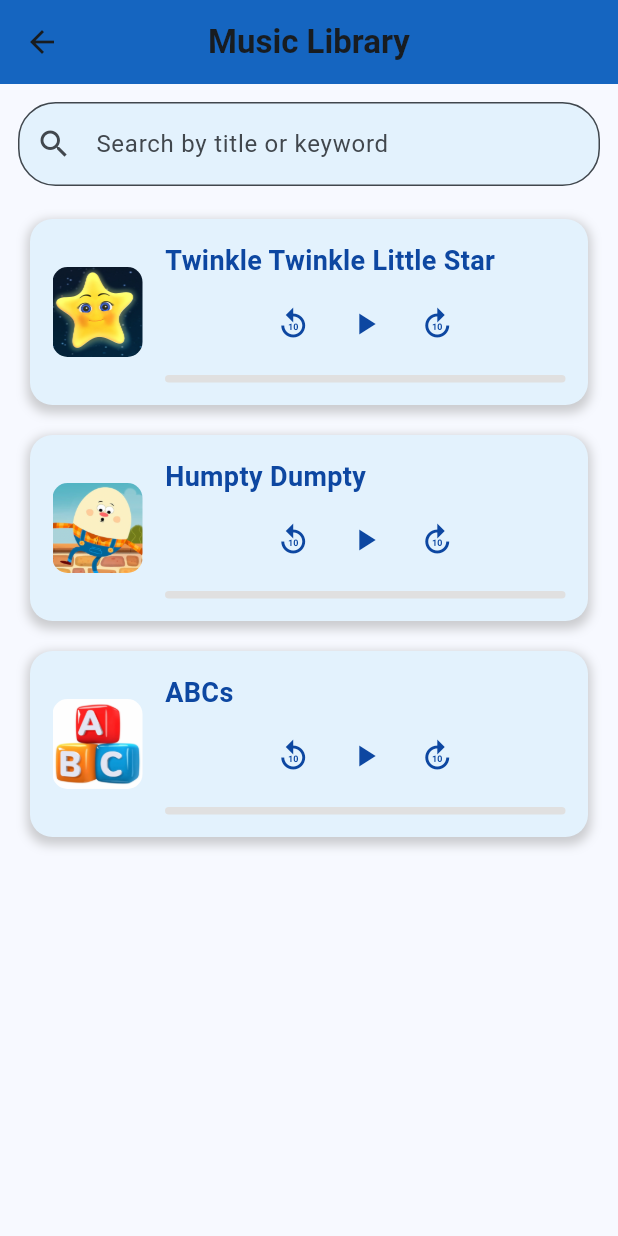
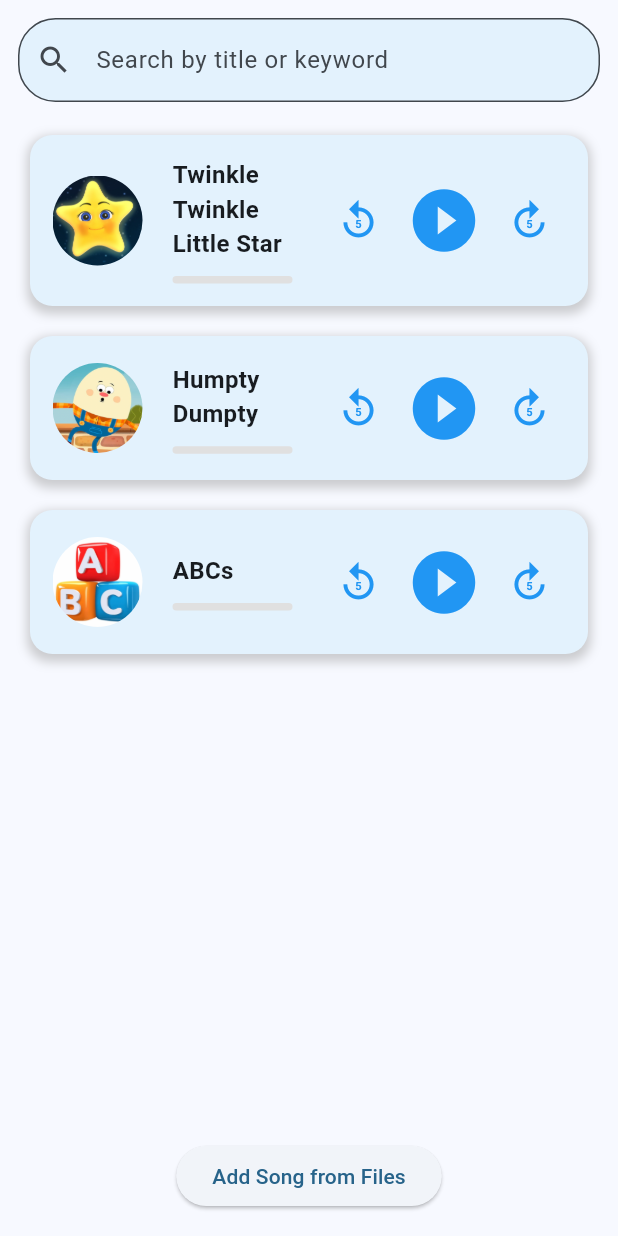
Before and after one commit to kavya-tayall/Voxigo, a Flutter app: the MusicPage widget shown alone on an empty page, opened directly, on a phone screen of 412 x 824 dp. Run offline on Flutter 3.47's test engine with Material 3 defaults, Android fonts, the phone set to English and light mode, and no system bars; our stand-ins replace audioplayers, cloud_firestore, file_picker, firebase_auth, firebase_core, flutter_form_builder and 8 more; missing offline and left inert: reorderable_grid; accounts and stored records are empty.

Commit message:
adding music

```diff
--- /dev/null
+++ b/devtools_options.yaml
@@ -0,0 +1,3 @@
+description: This file stores settings for Dart & Flutter DevTools.
+documentation: https://docs.flutter.dev/tools/devtools/extensions#configure-extension-enablement-states
+extensions:
--- a/lib/child_pages/MusicStories.dart
+++ b/lib/child_pages/MusicStories.dart
@@ -1,19 +1,24 @@
 import 'dart:convert';
+import 'dart:io';
+import 'package:file_picker/file_picker.dart';
 import 'package:flutter/material.dart';
+import 'package:image_picker/image_picker.dart';
 import 'package:audioplayers/audioplayers.dart';
 import 'package:flutter/services.dart';
-
+import 'package:path_provider/path_provider.dart';
+// Main MusicPage class
 class MusicPage extends StatefulWidget {
   @override
   _MusicPageState createState() => _MusicPageState();
 }
 
 class _MusicPageState extends State<MusicPage> {
-  AudioPlayer? _currentlyPlayingPlayer; // Store the current audio player
+  AudioPlayer? _currentlyPlayingPlayer;
   int? _currentlyPlayingIndex;
   List<Song> _songs = [];
   List<Song> _filteredSongs = [];
   final TextEditingController _searchController = TextEditingController();
+  bool isLoading = true;
 
   @override
   void initState() {
@@ -21,28 +26,65 @@ class _MusicPageState extends State<MusicPage> {
     _loadSongs();
   }
 
+  // Load songs from JSON
   Future<void> _loadSongs() async {
+    try {
+      final directory = await getApplicationDocumentsDirectory();
+      String filePath = '${directory.path}/music.json';
+
+      // Check if the file exists locally
+      File file = File(filePath);
+      if (await file.exists()) {
+        String fileContents = await file.readAsString();
+        final List<dynamic> data = json.decode(fileContents);
+        setState(() {
+          _songs = data.map((json) => Song.fromJson(json)).toList();
+          _filteredSongs = _songs;
+          isLoading = false;  // Done loading
+        });
+      } else {
+        // Load from assets on the first run
         final String response = await rootBundle.loadString('assets/songs/music.json');
         final List<dynamic> data = json.decode(response);
         setState(() {
           _songs = data.map((json) => Song.fromJson(json)).toList();
-      _filteredSongs = _songs; // Initially show all songs
+          _filteredSongs = _songs;
+          isLoading = false;  // Done loading
         });
+        await _saveSongsToLocalStorage();  // Save to local storage after first load
+      }
+    } catch (e) {
+      print('Error loading songs: $e');
+    }
   }
 
+  // Save updated song list to local storage
+  Future<void> _saveSongsToLocalStorage() async {
+    try {
+      final directory = await getApplicationDocumentsDirectory();
+      String filePath = '${directory.path}/music.json';
+      File file = File(filePath);
+      String jsonData = json.encode(_songs.map((song) => song.toJson()).toList());
+      await file.writeAsString(jsonData);
+      print('Songs saved to local storage.');
+    } catch (e) {
+      print('Error saving songs: $e');
+    }
+  }
+
+  // Play or pause song
   void _onPlayPause(int index, AudioPlayer audioPlayer) async {
-    // If a different song is playing, stop it
     if (_currentlyPlayingIndex != null && _currentlyPlayingIndex != index) {
       _currentlyPlayingPlayer?.stop();
     }
 
-    // Update the currently playing player and index
     setState(() {
       _currentlyPlayingIndex = index;
       _currentlyPlayingPlayer = audioPlayer;
     });
   }
 
+  // Search for songs
   void _searchSongs(String query) {
     setState(() {
       _filteredSongs = _songs.where((song) {
@@ -55,6 +97,7 @@ class _MusicPageState extends State<MusicPage> {
     });
   }
 
+  // Clear search
   void _clearSearch() {
     _searchController.clear();
     setState(() {
@@ -62,16 +105,111 @@ class _MusicPageState extends State<MusicPage> {
     });
   }
 
+  // Add new song with title, image, and audio
+  Future<void> _addMusic(BuildContext context) async {
+    String? songTitle;
+    File? imageFile;
+    File? audioFile;
+
+    await showDialog(
+      context: context,
+      builder: (BuildContext context) {
+        return AlertDialog(
+          title: Text('Add New Song'),
+          content: Column(
+            mainAxisSize: MainAxisSize.min,
+            children: [
+              // Song title input
+              TextField(
+                decoration: InputDecoration(labelText: 'Song Title'),
+                onChanged: (value) {
+                  songTitle = value;
+                },
+              ),
+              SizedBox(height: 10),
+              // Pick image button using FilePicker
+              ElevatedButton(
+                onPressed: () async {
+                  FilePickerResult? result = await FilePicker.platform.pickFiles(
+                    type: FileType.image,
+                  );
+
+                  if (result != null) {
+                    imageFile = File(result.files.single.path!);
+                    ScaffoldMessenger.of(context).showSnackBar(SnackBar(content: Text('Image selected!')));
+                  }
+                },
+                child: Text('Pick Image'),
+              ),
+              SizedBox(height: 10),
+              // Pick audio file button
+              ElevatedButton(
+                onPressed: () async {
+                  FilePickerResult? result = await FilePicker.platform.pickFiles(
+                    type: FileType.custom,
+                    allowedExtensions: ['mp3', 'wav'],
+                  );
+
+                  if (result != null) {
+                    audioFile = File(result.files.single.path!);
+                    ScaffoldMessenger.of(context).showSnackBar(SnackBar(content: Text('Audio selected!')));
+                  }
+                },
+                child: Text('Pick Audio File'),
+              ),
+            ],
+          ),
+          actions: [
+            TextButton(
+              child: Text('Cancel'),
+              onPressed: () {
+                Navigator.of(context).pop();
+              },
+            ),
+            TextButton(
+              child: Text('Add Song'),
+              onPressed: () async {
+                if (songTitle != null && imageFile != null && audioFile != null) {
+                  try {
+                    final newSong = Song(
+                      title: songTitle!,
+                      emotion: ['unknown'],
+                      keywords: ['user', 'added'],
+                      link: audioFile!.path,
+                      image: imageFile!.path,
+                      isFromAssets: false,
+                    );
+
+                    setState(() {
+                      _songs.add(newSong);
+                      _filteredSongs = _songs;
+                    });
+
+                    await _saveSongsToLocalStorage(); // Save updated list
+
+                    ScaffoldMessenger.of(context).showSnackBar(SnackBar(content: Text('Song added successfully!')));
+                    Navigator.of(context).pop();
+                  } catch (e) {
+                    ScaffoldMessenger.of(context).showSnackBar(SnackBar(content: Text('Failed to add song: $e')));
+                  }
+                } else {
+                  ScaffoldMessenger.of(context).showSnackBar(SnackBar(content: Text('Please provide a title, image, and audio file.')));
+                }
+              },
+            ),
+          ],
+        );
+      },
+    );
+  }
+
   @override
   Widget build(BuildContext context) {
-    return Scaffold(
-      appBar: AppBar(
-        title: const Text('Music Library', style: TextStyle(fontWeight: FontWeight.bold)),
-        backgroundColor: Colors.blue[800],
-        centerTitle: true,
-      ),
-      body: Column(
+    return isLoading
+        ? Center(child: CircularProgressIndicator())
+        : Column(
       children: [
+        // Search field
         Padding(
           padding: const EdgeInsets.all(12.0),
           child: TextField(
@@ -96,6 +234,7 @@ class _MusicPageState extends State<MusicPage> {
             },
           ),
         ),
+        // Song list
         Expanded(
           child: _filteredSongs.isEmpty
               ? Center(
@@ -116,12 +255,63 @@ class _MusicPageState extends State<MusicPage> {
             },
           ),
         ),
+        Padding(
+          padding: const EdgeInsets.all(16.0),
+          child: Row(
+            mainAxisAlignment: MainAxisAlignment.spaceEvenly,
+            children: [
+              ElevatedButton(
+                onPressed: () => _addMusic(context),
+                child: Text('Add Song from Files'),
+              ),
             ],
           ),
+        ),
+      ],
     );
   }
 }
 
+// Song model class
+class Song {
+  final String title;
+  final List<String> emotion;
+  final List<String> keywords;
+  final String link;
+  final String image;
+  final bool isFromAssets;
+
+  Song({
+    required this.title,
+    required this.emotion,
+    required this.keywords,
+    required this.link,
+    required this.image,
+    this.isFromAssets = true,
+  });
+
+  factory Song.fromJson(Map<String, dynamic> json) {
+    return Song(
+      title: json['title'],
+      emotion: List<String>.from(json['emotion']),
+      keywords: List<String>.from(json['keywords']),
+      link: json['link'],
+      image: json['image'],
+      isFromAssets: json['isFromAssets'] ?? true,
+    );
+  }
+
+  Map<String, dynamic> toJson() {
+    return {
+      'title': title,
+      'emotion': emotion,
+      'keywords': keywords,
+      'link': link,
+      'image': image,
+      'isFromAssets': isFromAssets,
+    };
+  }
+}
 class MusicTile extends StatefulWidget {
   final int index;
   final Song song;
@@ -140,18 +330,22 @@ class _MusicTileState extends State<MusicTile> {
   Duration _duration = Duration.zero;
   Duration _position = Duration.zero;
 
+  // Toggle play or pause
   void _togglePlayPause() async {
     if (_isPlaying) {
-      await _audioPlayer.pause();  // Pause instead of stop to resume later
+      await _audioPlayer.pause();
       setState(() {
         _isPlaying = false;
       });
     } else {
       if (!widget.isPlaying) {
-        // Only play if this song is not already playing
+        if (widget.song.isFromAssets) {
           await _audioPlayer.play(AssetSource(widget.song.link));
         } else {
-        await _audioPlayer.resume(); // Resume from the paused position
+          await _audioPlayer.play(DeviceFileSource(widget.song.link));
+        }
+      } else {
+        await _audioPlayer.resume();
       }
       setState(() {
         _isPlaying = true;
@@ -160,12 +354,24 @@ class _MusicTileState extends State<MusicTile> {
     widget.onPlayPause(widget.index, _audioPlayer);
   }
 
-  void _onTapProgressBar(Offset localPosition, Size progressBarSize) {
-    final double tapPosition = localPosition.dx;
-    final double progress = tapPosition / progressBarSize.width;
+  // Rewind and fast forward
+  void _rewind() {
+    final newPosition = _position - Duration(seconds: 5);
+    _audioPlayer.seek(newPosition);
+  }
+
+  void _fastForward() {
+    final newPosition = _position + Duration(seconds: 5);
+    _audioPlayer.seek(newPosition);
+  }
+
+  // Seek progress bar accurately based on tap
+  void _onTapProgressBar(double tapPositionX, double totalWidth) {
+    final double progress = tapPositionX / totalWidth;
     final newPosition = Duration(milliseconds: (progress * _duration.inMilliseconds).toInt());
     _audioPlayer.seek(newPosition);
   }
+
 
   @override
   void initState() {
@@ -195,7 +401,7 @@ class _MusicTileState extends State<MusicTile> {
     double progress = _duration.inMilliseconds > 0
         ? _position.inMilliseconds / _duration.inMilliseconds
         : 0.0;
-//hi
+
     return Container(
       margin: EdgeInsets.symmetric(vertical: 10, horizontal: 20),
       padding: EdgeInsets.all(15),
@@ -213,110 +419,91 @@ class _MusicTileState extends State<MusicTile> {
       ),
       child: Row(
         children: [
-          ClipRRect(
-            borderRadius: BorderRadius.circular(10),
-            child: Image.asset(
-              widget.song.image, // Display song image
+          // Song image
+          Container(
             height: 60,
             width: 60,
+            decoration: BoxDecoration(
+              shape: BoxShape.circle,
+              image: DecorationImage(
                 fit: BoxFit.cover,
+                image: widget.song.isFromAssets
+                    ? AssetImage(widget.song.image)
+                    : FileImage(File(widget.song.image)) as ImageProvider,
               ),
             ),
-          SizedBox(width: 15),
+          ),
+          SizedBox(width: 20),
+          // Song title and progress bar
           Expanded(
             child: Column(
               crossAxisAlignment: CrossAxisAlignment.start,
               children: [
                 Text(
                   widget.song.title,
-                  style: TextStyle(fontSize: 18, fontWeight: FontWeight.bold, color: Colors.blue[900]),
-                ),
-                SizedBox(height: 5),
-                Row(
-                  mainAxisAlignment: MainAxisAlignment.center,
-                  children: [
-                    IconButton(
-                      icon: Icon(Icons.replay_10, color: Colors.blue[900]),
-                      onPressed: () {
-                        _audioPlayer.seek(_position - Duration(seconds: 10));
-                      },
-                    ),
-                    IconButton(
-                      icon: Icon(_isPlaying ? Icons.pause : Icons.play_arrow, color: Colors.blue[900]),
-                      onPressed: _togglePlayPause,
-                    ),
-                    IconButton(
-                      icon: Icon(Icons.forward_10, color: Colors.blue[900]),
-                      onPressed: () {
-                        _audioPlayer.seek(_position + Duration(seconds: 10));
-                      },
-                    ),
-                  ],
+                  style: TextStyle(fontSize: 16, fontWeight: FontWeight.bold),
                 ),
                 SizedBox(height: 10),
-                LayoutBuilder(
-                  builder: (context, constraints) {
-                    return InkWell(
-                      onTapUp: (TapUpDetails details) {
-                        _onTapProgressBar(details.localPosition, constraints.biggest);
+                // Use MouseRegion to show hand cursor on hover
+                MouseRegion(
+                  cursor: SystemMouseCursors.click,
+                  child: GestureDetector(
+                    onTapDown: (details) {
+                      // Get the exact tap position and total width of the progress bar
+                      final RenderBox box = context.findRenderObject() as RenderBox;
+                      final totalWidth = box.size.width;
+                      _onTapProgressBar(details.localPosition.dx, totalWidth);
                     },
-                      child: Container(
-                        height: 5.0,
+                    child: Stack(
+                      children: [
+                        Container(
+                          height: 5,
                           decoration: BoxDecoration(
                             color: Colors.grey[300],
                             borderRadius: BorderRadius.circular(5),
                           ),
-                        child: Stack(
-                          children: [
-                            Positioned.fill(
-                              child: Align(
-                                alignment: Alignment.centerLeft,
+                        ),
+                        FractionallySizedBox(
+                          widthFactor: progress,
                           child: Container(
-                                  width: progress * constraints.maxWidth,
+                            height: 5,
                             decoration: BoxDecoration(
-                                    color: Colors.blue[900],
+                              color: Colors.blue,
                               borderRadius: BorderRadius.circular(5),
-                                  ),
                             ),
                           ),
                         ),
                       ],
                     ),
                   ),
-                    );
-                  },
                 ),
               ],
             ),
+          ),
+          SizedBox(width: 20),
+          // Rewind button
+          IconButton(
+            icon: Icon(Icons.replay_5),
+            iconSize: 30,
+            color: Colors.blue,
+            onPressed: _rewind,
+          ),
+          // Play/Pause button
+          IconButton(
+            icon: Icon(_isPlaying ? Icons.pause_circle_filled : Icons.play_circle_filled),
+            iconSize: 50,
+            color: Colors.blue,
+            onPressed: _togglePlayPause,
+          ),
+          // Fast forward button
+          IconButton(
+            icon: Icon(Icons.forward_5),
+            iconSize: 30,
+            color: Colors.blue,
+            onPressed: _fastForward,
           ),
         ],
       ),
     );
   }
 }
-
-class Song {
-  final String title;
-  final List<String> emotion;
-  final List<String> keywords;
-  final String link;
-  final String image;
-
-  Song({
-    required this.title,
-    required this.emotion,
-    required this.keywords,
-    required this.link,
-    required this.image,
-  });
-
-  factory Song.fromJson(Map<String, dynamic> json) {
-    return Song(
-      title: json['title'],
-      emotion: List<String>.from(json['emotion']),
-      keywords: List<String>.from(json['keywords']),
-      link: json['link'],
-      image: json['image'], // Image field added
-    );
-  }
-}
--- a/lib/main.dart
+++ b/lib/main.dart
@@ -44,7 +44,7 @@ class MyApp extends StatelessWidget {
           useMaterial3: true,
           colorScheme: ColorScheme.fromSeed(seedColor: Colors.lightBlue),
         ),
-        initialRoute: '/parent_login',
+        initialRoute: '/base',
         routes: {
           '/parent_login': (_) => ParentLoginPage(),
           '/child_login': (_) => ChildLoginPage(),
--- a/pubspec.yaml
+++ b/pubspec.yaml
@@ -33,6 +33,8 @@ dependencies:
   fluttertoast: ^8.2.8
   top_snackbar_flutter: ^3.1.0
   audioplayers: ^6.1.0
+  image_picker: ^1.1.2
+  shared_preferences: ^2.3.2
 
 
 dev_dependencies:
```
Also changed, not shown: pubspec.lock, 5 other files. Lines whose indentation alone changed are shown as unchanged.
